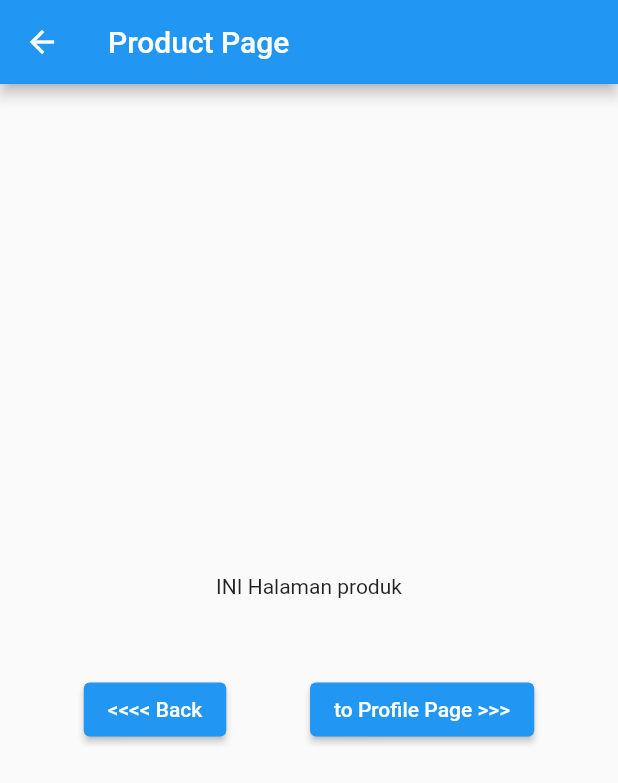
After one commit to moohat/flutterStatefull, a Flutter app: the screen it shows after launch, after a tap on "Next Page >>>", on a phone screen of 412 x 824 dp. The commit adds this screen. Shown: the top 783 px of the screen. Run offline on Flutter 3.47's test engine with Material 2 defaults, Android fonts, the phone set to English and light mode, and no system bars.

Commit message:
page navigation

```diff
--- /dev/null
+++ b/lib/pages/home.dart
@@ -0,0 +1,23 @@
+import 'package:flutter/material.dart';
+import 'product.dart';
+
+class HomePage extends StatelessWidget {
+  const HomePage({super.key});
+
+  @override
+  Widget build(BuildContext context) {
+    return Scaffold(
+      appBar: AppBar(
+        title: Text("Page Home"),
+      ),
+      body: Center(
+          child: ElevatedButton(
+              onPressed: () {
+                Navigator.of(context).push(MaterialPageRoute(
+                  builder: (context) => ProductPage(),
+                ));
+              },
+              child: Text("Next Page >>>"))),
+    );
+  }
+}
--- /dev/null
+++ b/lib/pages/product.dart
@@ -0,0 +1,44 @@
+import 'package:flutter/material.dart';
+import './profile.dart';
+
+class ProductPage extends StatelessWidget {
+  const ProductPage({super.key});
+
+  @override
+  Widget build(BuildContext context) {
+    return Scaffold(
+      appBar: AppBar(
+        // leading: SizedBox(),
+        title: Text("Product Page"),
+      ),
+      body: Column(
+        mainAxisAlignment: MainAxisAlignment.center,
+        children: [
+          Text("INI Halaman produk"),
+          SizedBox(height: 50),
+          Row(
+            mainAxisAlignment: MainAxisAlignment.spaceEvenly,
+            children: [
+              ElevatedButton(
+                onPressed: () {
+                  Navigator.of(context).pop();
+                },
+                child: Text("<<<< Back"),
+              ),
+              ElevatedButton(
+                onPressed: () {
+                  Navigator.of(context).push(
+                    MaterialPageRoute(
+                      builder: (context) => Profile(),
+                    ),
+                  );
+                },
+                child: Text("to Profile Page >>>"),
+              ),
+            ],
+          )
+        ],
+      ),
+    );
+  }
+}
--- /dev/null
+++ b/lib/pages/profile.dart
@@ -0,0 +1,31 @@
+import 'package:flutter/material.dart';
+
+class Profile extends StatelessWidget {
+  const Profile({super.key});
+
+  @override
+  Widget build(BuildContext context) {
+    return Scaffold(
+      backgroundColor: Colors.amber,
+      appBar: AppBar(
+        title: Text("Page Profile"),
+      ),
+      body: Center(
+        child: Column(
+          mainAxisAlignment: MainAxisAlignment.center,
+          children: [
+            Text("INI halaman Profile"),
+            SizedBox(
+              height: 30,
+            ),
+            ElevatedButton(
+                onPressed: () {
+                  Navigator.of(context).pop();
+                },
+                child: Text("<<<BACK")),
+          ],
+        ),
+      ),
+    );
+  }
+}
```
Also changed, not shown: lib/main.dart (+4 -161 lines).
